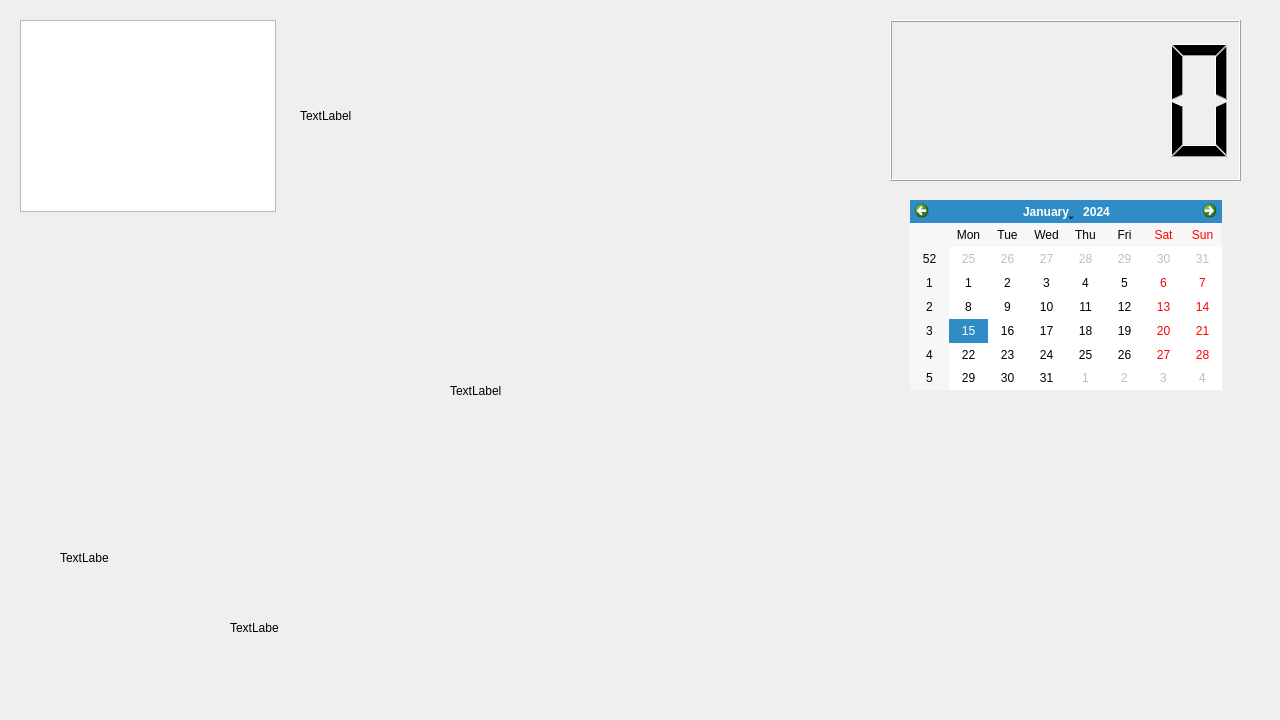
Before: the Qt Designer form MirrorUI/form.ui in tbs1-project-alpha/smart-mirror, drawn with Qt 5.
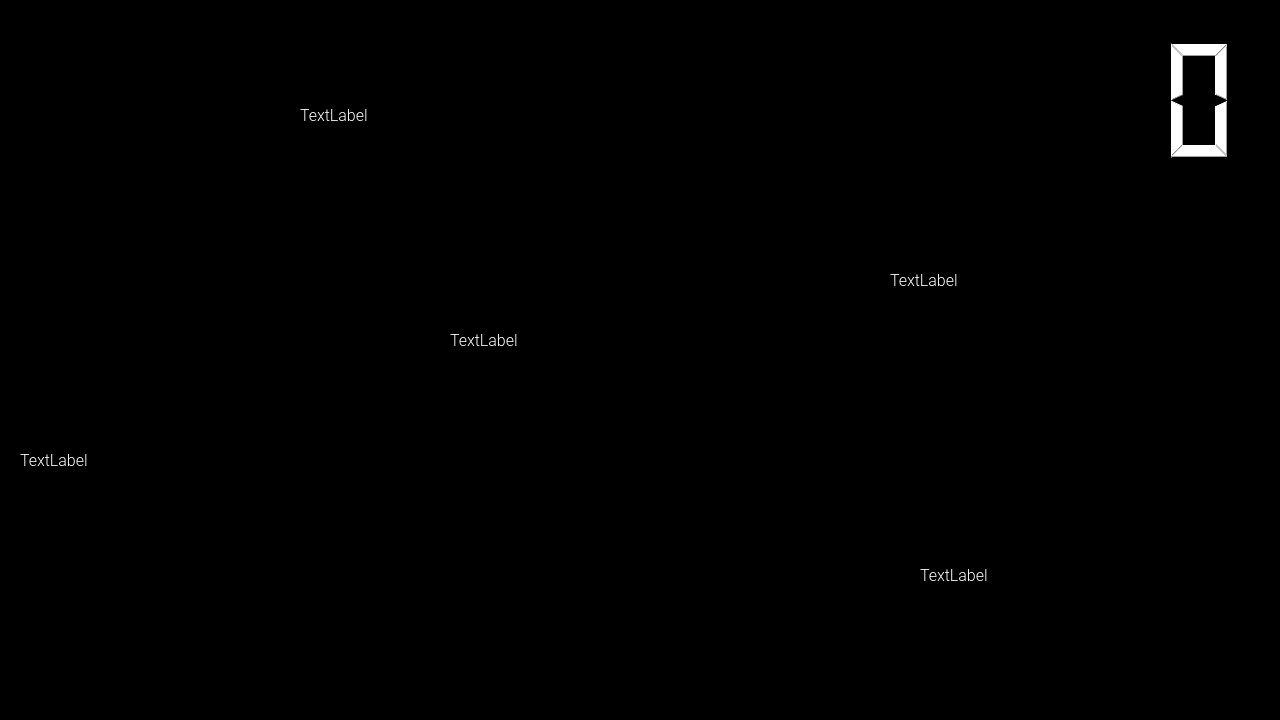
After: the same form once the commit is applied.

Patch:
```diff
--- a/MirrorUI/form.ui
+++ b/MirrorUI/form.ui
@@ -10,9 +10,22 @@
     <height>720</height>
    </rect>
   </property>
+  <property name="font">
+   <font>
+    <family>Roboto Light</family>
+    <pointsize>12</pointsize>
+   </font>
+  </property>
   <property name="windowTitle">
    <string>MirrorUI</string>
   </property>
+  <property name="autoFillBackground">
+   <bool>false</bool>
+  </property>
+  <property name="styleSheet">
+   <string notr="true">background-color: black;
+color: white;</string>
+  </property>
   <widget class="QLabel" name="temp">
    <property name="geometry">
     <rect>
@@ -22,6 +35,15 @@
      <height>171</height>
     </rect>
    </property>
+   <property name="sizePolicy">
+    <sizepolicy hsizetype="Fixed" vsizetype="Fixed">
+     <horstretch>0</horstretch>
+     <verstretch>0</verstretch>
+    </sizepolicy>
+   </property>
+   <property name="styleSheet">
+    <string notr="true">color: white;</string>
+   </property>
    <property name="text">
     <string>TextLabel</string>
    </property>
@@ -30,11 +52,14 @@
    <property name="geometry">
     <rect>
      <x>450</x>
-     <y>350</y>
+     <y>300</y>
      <width>211</width>
      <height>81</height>
     </rect>
    </property>
+   <property name="styleSheet">
+    <string notr="true">color: white;</string>
+   </property>
    <property name="text">
     <string>TextLabel</string>
    </property>
@@ -42,12 +67,15 @@
   <widget class="QLabel" name="label_3">
    <property name="geometry">
     <rect>
-     <x>230</x>
-     <y>620</y>
-     <width>49</width>
-     <height>16</height>
+     <x>20</x>
+     <y>240</y>
+     <width>251</width>
+     <height>441</height>
     </rect>
    </property>
+   <property name="styleSheet">
+    <string notr="true">color: white;</string>
+   </property>
    <property name="text">
     <string>TextLabel</string>
    </property>
@@ -55,26 +83,16 @@
   <widget class="QLabel" name="label_4">
    <property name="geometry">
     <rect>
-     <x>60</x>
-     <y>550</y>
-     <width>49</width>
-     <height>16</height>
+     <x>920</x>
+     <y>460</y>
+     <width>311</width>
+     <height>231</height>
     </rect>
    </property>
    <property name="text">
     <string>TextLabel</string>
    </property>
   </widget>
-  <widget class="QCalendarWidget" name="calender">
-   <property name="geometry">
-    <rect>
-     <x>910</x>
-     <y>200</y>
-     <width>312</width>
-     <height>190</height>
-    </rect>
-   </property>
-  </widget>
   <widget class="QGraphicsView" name="weatherGraphics">
    <property name="geometry">
     <rect>
@@ -93,6 +111,22 @@
      <width>351</width>
      <height>161</height>
     </rect>
+   </property>
+   <property name="styleSheet">
+    <string notr="true">color: white;</string>
+   </property>
+  </widget>
+  <widget class="QLabel" name="label">
+   <property name="geometry">
+    <rect>
+     <x>890</x>
+     <y>210</y>
+     <width>351</width>
+     <height>141</height>
+    </rect>
+   </property>
+   <property name="text">
+    <string>TextLabel</string>
    </property>
   </widget>
  </widget>
```
